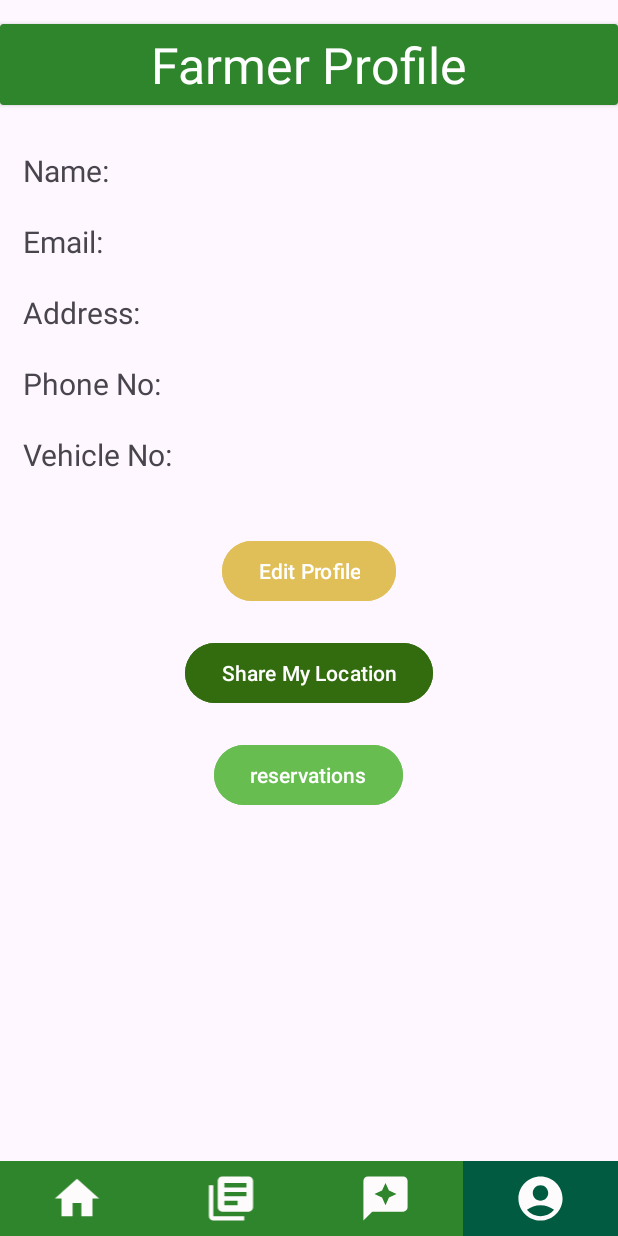
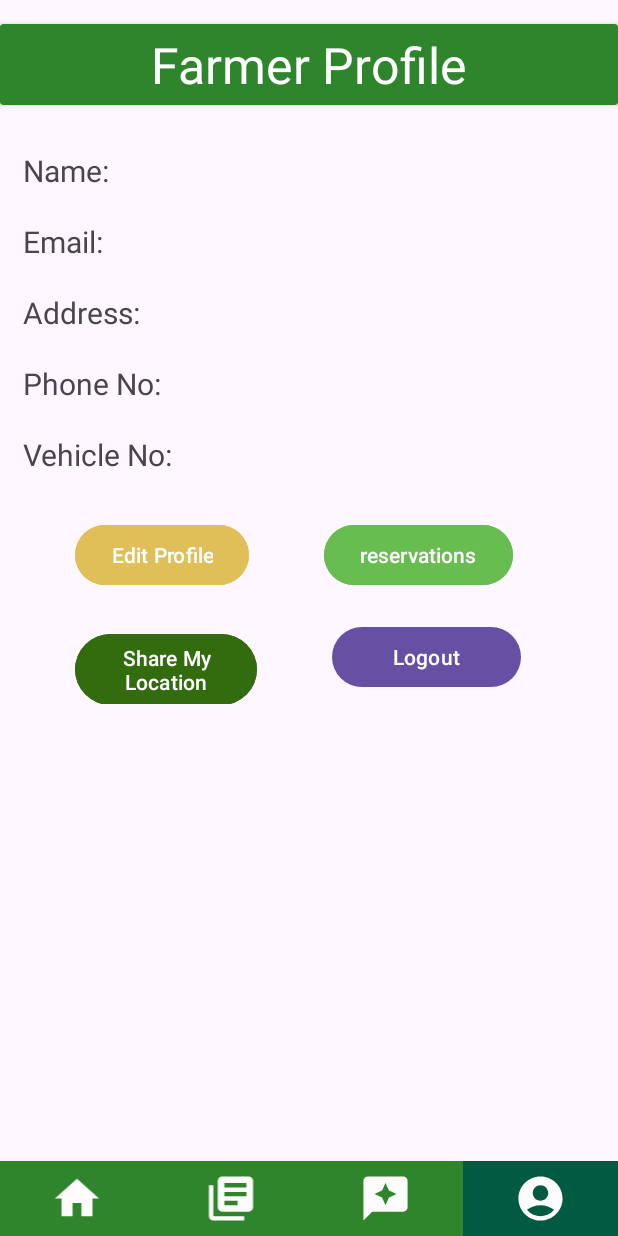
Before and after one commit to Hirudaka/VegiTraceApp, an Android app: the ProfileActivity screen opened directly, with no data from a screen before it, on a phone screen of 412 x 824 dp. Run offline under Robolectric (Android 15) with nearby library versions, the phone set to English and light mode, and no system bars; our stand-ins replace Firebase (no records; nobody signed in at launch, a user with empty details on screens opened directly).

Commit message:
finishing logouts

```diff
--- a/app/src/main/java/com/example/vegitrace/ProfileActivity.kt
+++ b/app/src/main/java/com/example/vegitrace/ProfileActivity.kt
@@ -1,5 +1,6 @@
 package com.example.vegitrace
 
+import android.annotation.SuppressLint
 import android.content.Intent
 import android.graphics.Bitmap
 import android.graphics.BitmapFactory
@@ -18,6 +19,7 @@ import com.google.firebase.database.FirebaseDatabase
 import com.google.firebase.database.ValueEventListener
 
 class ProfileActivity : AppCompatActivity() {
+    @SuppressLint("MissingInflatedId")
     override fun onCreate(savedInstanceState: Bundle?) {
         super.onCreate(savedInstanceState)
         setContentView(R.layout.activity_profile)
@@ -27,6 +29,7 @@ class ProfileActivity : AppCompatActivity() {
         val databaseRef = FirebaseDatabase.getInstance().getReference("farmer").child(userId.toString())
         // Find the reservations button
         val reservationsButton = findViewById<Button>(R.id.reservation)
+        val logoutbtn = findViewById<Button>(R.id.logout)
 
 // Set an OnClickListener for the reservations button
         reservationsButton.setOnClickListener {
@@ -35,6 +38,14 @@ class ProfileActivity : AppCompatActivity() {
 
             // Start the ReservationsActivity
             startActivity(reservationsIntent)
+        }
+
+       logoutbtn.setOnClickListener {
+            // Define an Intent to start the ReservationsActivity
+            val logoutIntent = Intent(this, Welcome::class.java)
+
+            // Start the ReservationsActivity
+            startActivity(logoutIntent)
         }
 
 
--- a/app/src/main/res/layout/activity_profile.xml
+++ b/app/src/main/res/layout/activity_profile.xml
@@ -191,31 +191,55 @@
 
     </LinearLayout>
 
+        <LinearLayout
+            android:layout_width="match_parent"
+            android:layout_height="87dp"
+            android:orientation="horizontal">
+
             <Button
                 android:id="@+id/farmerEditPro"
                 android:layout_width="wrap_content"
                 android:layout_height="wrap_content"
                 android:layout_gravity="center"
-            android:layout_marginTop="40dp"
-            android:text="Edit Profile"
-            android:backgroundTint="#E1BF58"/>
-        <Button
-            android:id="@+id/farmerLocation"
-            android:layout_width="wrap_content"
-            android:layout_height="wrap_content"
-            android:layout_gravity="center"
-            android:layout_marginTop="20dp"
-            android:text="Share My Location"
-            android:backgroundTint="#326C0E"/>
+                android:layout_marginLeft="50dp"
+                android:layout_marginTop="10dp"
+                android:backgroundTint="#E1BF58"
+                android:text="Edit Profile" />
+
             <Button
                 android:id="@+id/reservation"
                 android:layout_width="wrap_content"
                 android:layout_height="wrap_content"
                 android:layout_gravity="center"
-        android:layout_marginTop="20dp"
-        android:text="reservations"
+                android:layout_marginLeft="50dp"
+                android:layout_marginTop="10dp"
                 android:backgroundTint="#68BD51"
-            />
+                android:text="reservations" />
+        </LinearLayout>
+
+        <LinearLayout
+            android:layout_width="match_parent"
+            android:layout_height="match_parent"
+            android:orientation="horizontal">
+
+            <Button
+                android:id="@+id/farmerLocation"
+                android:layout_width="121dp"
+                android:layout_height="wrap_content"
+                android:layout_gravity="center"
+                android:layout_marginLeft="50dp"
+                android:layout_marginTop="10dp"
+                android:backgroundTint="#326C0E"
+                android:text="Share My Location" />
+
+            <Button
+                android:id="@+id/logout"
+                android:layout_width="126dp"
+                android:layout_height="wrap_content"
+                android:layout_marginLeft="50dp"
+                android:layout_marginTop="10dp"
+                android:text="Logout" />
+        </LinearLayout>
 
 
     </LinearLayout>
--- a/app/src/main/res/layout/reserveitem.xml
+++ b/app/src/main/res/layout/reserveitem.xml
@@ -165,7 +165,7 @@
 
             <Button
                 android:id="@+id/removebtn"
-                android:layout_width="wrap_content"
+                android:layout_width="119dp"
                 android:layout_height="wrap_content"
                 android:layout_marginStart="110dp"
                 android:layout_marginBottom="10dp"
```
Also changed, not shown: app/src/main/java/com/example/vegitrace/RecyclerProfile.kt (+10 -0 lines), app/src/main/java/com/example/vegitrace/ShopOwnerProfile.kt (+7 -0 lines), app/src/main/res/layout/activity_recycler_profile.xml (+11 -2 lines), app/src/main/res/layout/activity_shop_owner_profile.xml (+9 -0 lines). Lines whose indentation alone changed are shown as unchanged.
